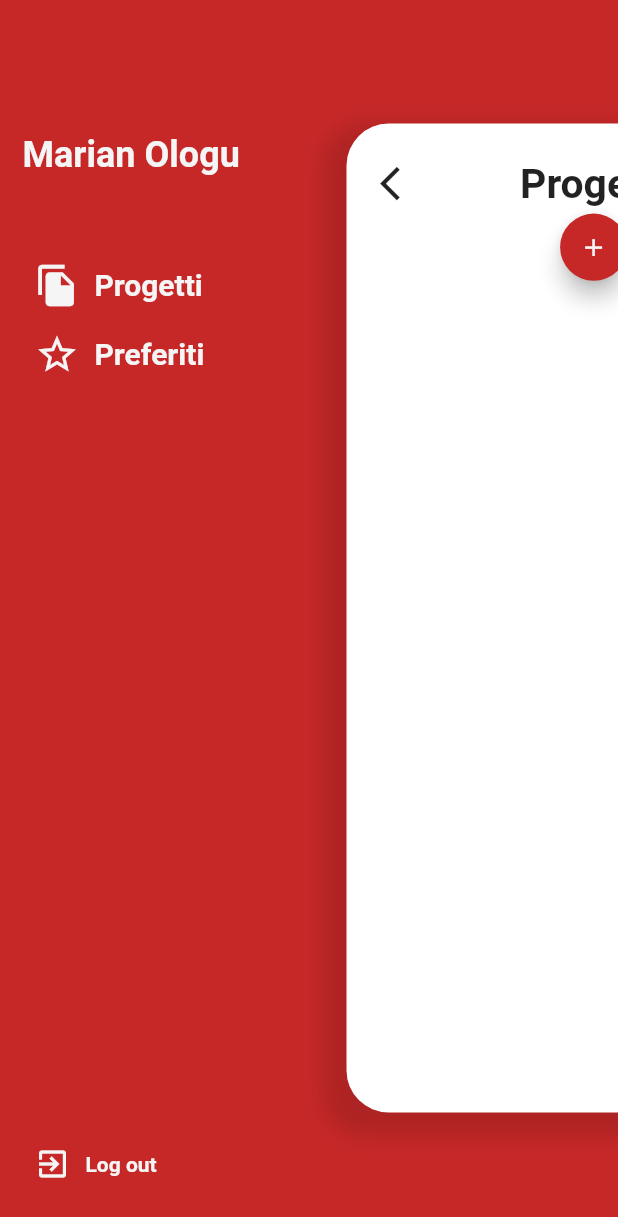
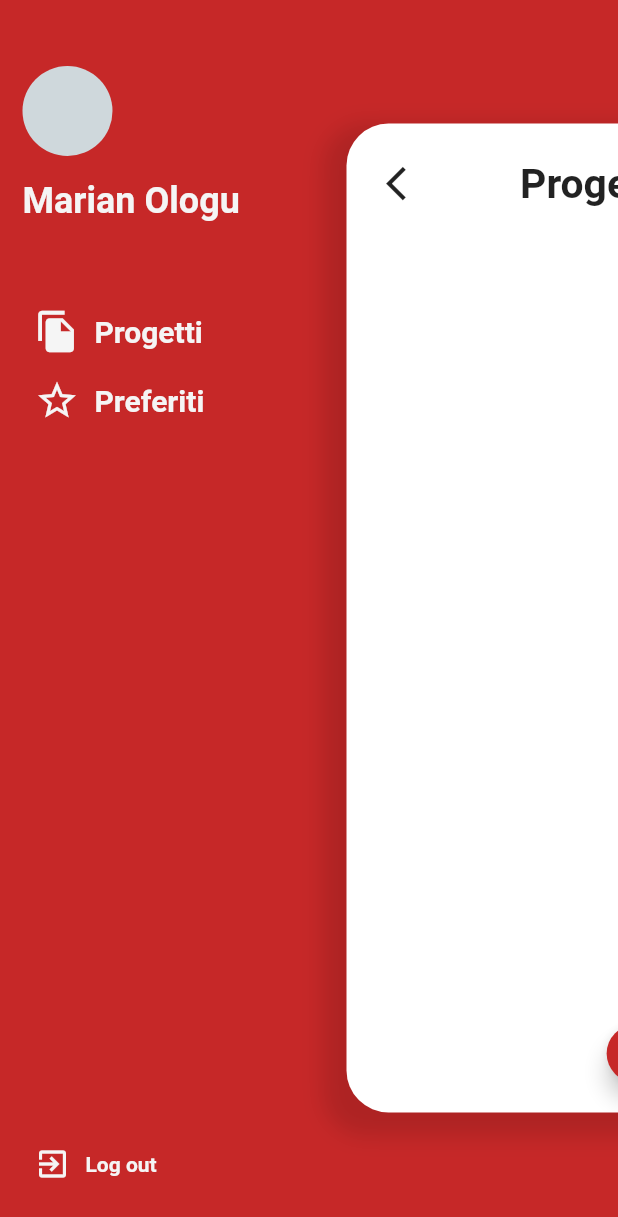
Before and after one commit to ologumarian/tecnologie, a Flutter app: the screen it shows once a user with an empty profile is signed in, after a tap on the "menu" icon, on a phone screen of 412 x 824 dp. Shown: the top 1217 px of the screen. Run offline on Flutter 3.47's test engine with Material 2 defaults, Android fonts, the phone set to English and light mode, and no system bars; our stand-ins replace cloud_firestore, firebase_auth, firebase_core; accounts and stored records are empty.

Commit message:
fix: BorderRadius Drawer animation

```diff
--- a/lib/screens/drawer_screen.dart
+++ b/lib/screens/drawer_screen.dart
@@ -17,7 +17,7 @@ class _DrawerScreenState extends State<DrawerScreen> {
     return SafeArea(
       child: Container(
         color: theme ? Theme.of(context).bottomAppBarColor : Colors.white,
-        padding: EdgeInsets.only(left: 15, top: 34, bottom: 24, right: 200),
+        padding: EdgeInsets.only(left: 15, top: 44, bottom: 24, right: 200),
         child: Column(
           mainAxisAlignment: MainAxisAlignment.spaceBetween,
           crossAxisAlignment: CrossAxisAlignment.start,
@@ -25,15 +25,15 @@ class _DrawerScreenState extends State<DrawerScreen> {
             Column(
               crossAxisAlignment: CrossAxisAlignment.start,
               children: [
-                // CircleAvatar(
-                //   radius: 30,
-                //   backgroundColor: Colors.blueGrey[100],
-                // ),
+                CircleAvatar(
+                  radius: 30,
+                  backgroundColor: Colors.blueGrey[100],
+                ),
                 Container(
-                  margin: EdgeInsets.only(top: 20, bottom: 50),
+                  margin: EdgeInsets.only(top: 16, bottom: 50),
                   child: Column(
                     children: [
-                      SizedBox(height: 35),
+                      //SizedBox(height: 25),
                       Text(
                         'Marian Ologu',
                         softWrap: true,
--- a/lib/screens/home_screen.dart
+++ b/lib/screens/home_screen.dart
@@ -11,7 +11,7 @@ class _HomeScreenState extends State<HomeScreen> {
   double xOffset = 0;
   double yOffset = 0;
   double scaleFactor = 1;
-  double borderRadius = 0;
+  BorderRadiusGeometry borderRadius = BorderRadius.circular(0);
 
   final dimBackButton = 34.0;
 
@@ -33,30 +33,19 @@ class _HomeScreenState extends State<HomeScreen> {
                 xOffset = 0;
                 yOffset = 0;
                 scaleFactor = 1;
-                borderRadius = 0;
+                borderRadius = BorderRadius.circular(0);
                 isDrawerOpen = false;
               });
             }
           : () {},
       child: AnimatedContainer(
+        //ANIMATION
         transform: Matrix4.translationValues(xOffset, yOffset, 0)
           ..scale(scaleFactor),
         //..rotateY(isDrawerOpen ? -0.5 : 0),  //Distorsione asse x
-        duration: Duration(milliseconds: 350),
-        curve: Curves.easeInOut,
-        onEnd: () {
-          borderRadius = 0;
-        },
-        // decoration: BoxDecoration(
-        //     color: Colors.grey[200],
-        //     borderRadius: BorderRadius.circular(isDrawerOpen ? 40 : 0.0)),
-        child: Container(
-          height: deviceHeight,
-          padding: EdgeInsets.only(top: 25),
         decoration: BoxDecoration(
-            //borderRadius: BorderRadius.circular(isDrawerOpen ? 35 : 35),
-            borderRadius: BorderRadius.circular(borderRadius),
-            color: Theme.of(context).backgroundColor,
+          color: Colors.white,
+          borderRadius: borderRadius,
           //DROP SHADOW PER SCREEN ON DRAWER OPENING
           boxShadow: [
             BoxShadow(
@@ -67,11 +56,30 @@ class _HomeScreenState extends State<HomeScreen> {
             )
           ],
         ),
-          child: SingleChildScrollView(
+        padding: EdgeInsets.only(top: 25, left: 25, right: 25),
+        duration: Duration(milliseconds: 350),
+        curve: Curves.fastOutSlowIn,
+
+        //CHILD
+        // child: Container(
+        //   height: deviceHeight,
+        //   padding: EdgeInsets.all(25),
+        //   decoration: BoxDecoration(
+        //     borderRadius: BorderRadius.circular(35),
+        //     color: Theme.of(context).backgroundColor,
+        //     boxShadow: [
+        //       BoxShadow(
+        //         color: Colors.black12,
+        //         blurRadius: 15,
+        //         spreadRadius: 9,
+        //         offset: const Offset(-10, 10),
+        //       )
+        //     ],
+        //   ),
         child: Column(
           children: [
+            //APPBAR
             Container(
-                  margin: EdgeInsets.symmetric(horizontal: 20),
               child: Row(
                 mainAxisAlignment: MainAxisAlignment.spaceBetween,
                 children: [
@@ -87,7 +95,7 @@ class _HomeScreenState extends State<HomeScreen> {
                                 xOffset = 0;
                                 yOffset = 0;
                                 scaleFactor = 1;
-                                    //borderRadius = 0;
+                                borderRadius = BorderRadius.circular(0);
                                 isDrawerOpen = false;
                               });
                             },
@@ -103,11 +111,12 @@ class _HomeScreenState extends State<HomeScreen> {
                                     (deviceHeight - deviceHeight * 0.8) / 2;
                                 //yOffset per la metà dello schermo dopo 0.6 scale
                                 scaleFactor = 0.8;
-                                    borderRadius = 35;
+                                borderRadius = BorderRadius.circular(35);
                                 isDrawerOpen = true;
                               });
                             }),
                   ),
+
                   //SCREEN TITLE
                   Container(
                     alignment: Alignment.center,
@@ -124,22 +133,31 @@ class _HomeScreenState extends State<HomeScreen> {
                 ],
               ),
             ),
-                //INTERFACCIA...
-                Stack(
+
+            //INTERFACCIA..
+            Expanded(
+              child: Stack(
                 children: [
-                    FloatingActionButton(
-                      child: Icon(
+                  //BUTTON CREA PROGETTO
+                  Positioned(
+                    bottom: 25,
+                    right: 0,
+                    child: FloatingActionButton.extended(
+                      icon: Icon(
                         Icons.add,
                         color: Colors.grey[100],
                       ),
+                      label: Text('Crea Progetto'),
                       onPressed: () {},
+                    ),
+                  ),
+                  //ProjectsList(),
+                ],
+              ),
             ),
           ],
         ),
-              ],
-            ),
-          ),
-        ),
+        // ),
       ),
     );
   }
```
Also changed, not shown: lib/models/project.dart (added, +40 -0 lines), lib/widgets/project_item.dart (+16 -0 lines), lib/widgets/projects_list.dart (+11 -1 lines). Lines whose indentation alone changed are shown as unchanged.
